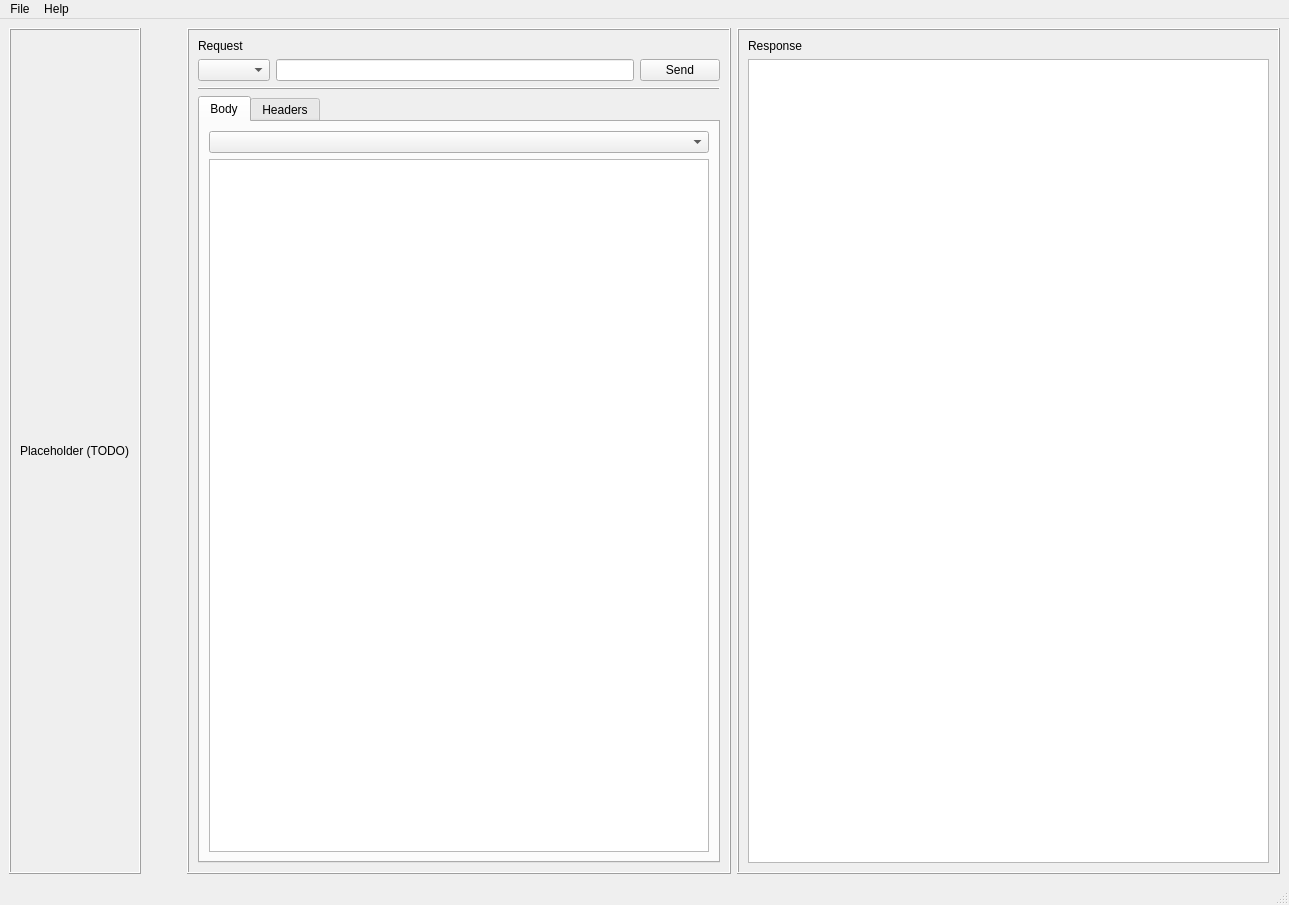
First picture: the form in res/ui/main.ui, repository DenisMedeiros/H-Req, before the edit.
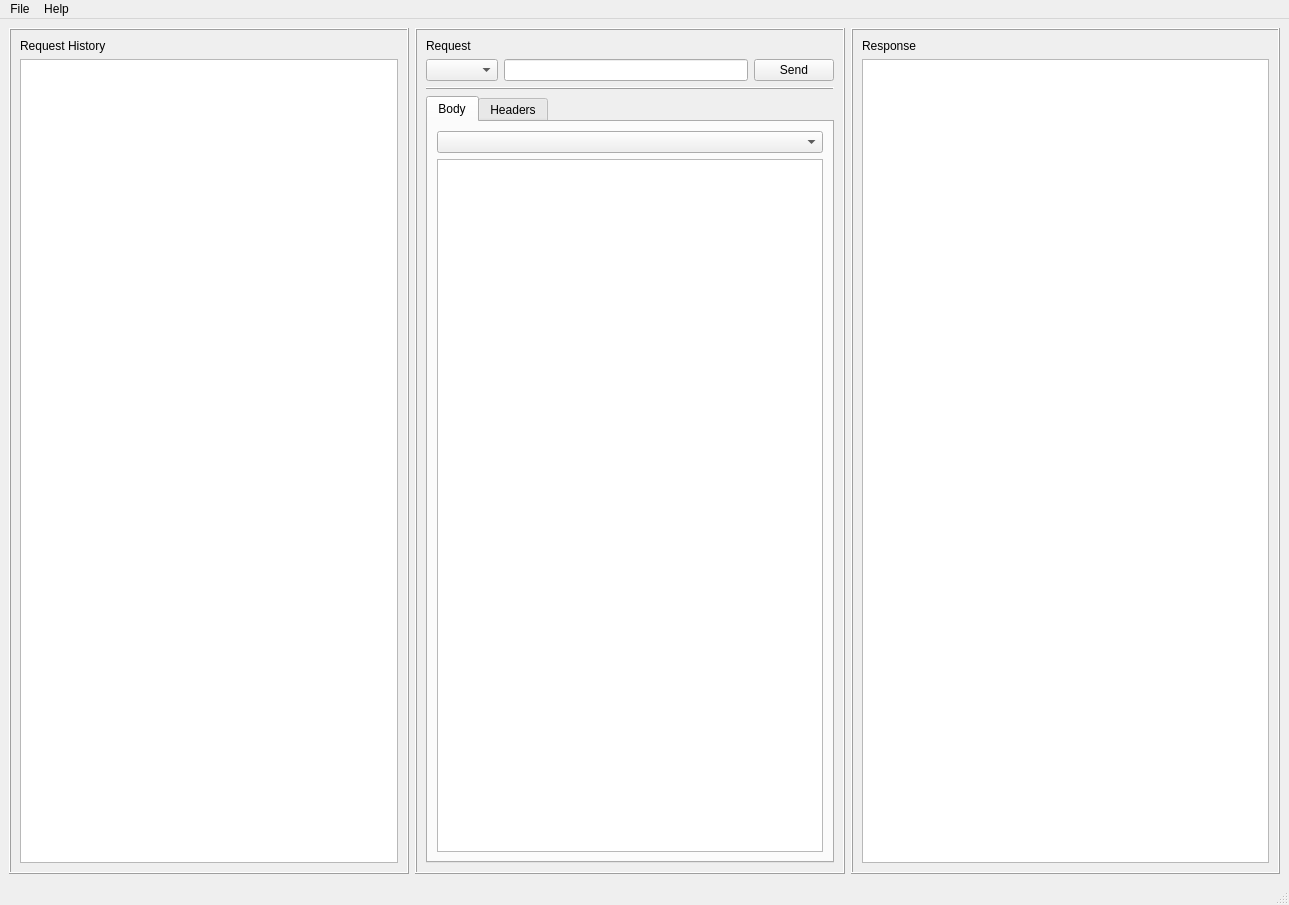
Second picture: the form after the edit.

Commit message: feat: add history of requests

The edit to the form file:
```diff
--- a/res/ui/main.ui
+++ b/res/ui/main.ui
@@ -17,38 +17,47 @@
    <layout class="QHBoxLayout" name="horizontalLayout">
     <item>
      <widget class="QFrame" name="frame1">
-      <property name="frameShape">
-       <enum>QFrame::Box</enum>
-      </property>
-      <property name="frameShadow">
-       <enum>QFrame::Raised</enum>
-      </property>
-      <layout class="QHBoxLayout" name="horizontalLayout_3">
-       <item>
-        <widget class="QLabel" name="label">
-         <property name="text">
-          <string>Placeholder (TODO)</string>
-         </property>
-        </widget>
-       </item>
-      </layout>
-     </widget>
-    </item>
-    <item>
-     <spacer name="horizontalSpacer_2">
-      <property name="orientation">
-       <enum>Qt::Horizontal</enum>
-      </property>
-      <property name="sizeType">
-       <enum>QSizePolicy::Preferred</enum>
-      </property>
-      <property name="sizeHint" stdset="0">
+      <property name="maximumSize">
        <size>
-        <width>40</width>
-        <height>20</height>
+        <width>400</width>
+        <height>16777215</height>
        </size>
       </property>
-     </spacer>
+      <property name="frameShape">
+       <enum>QFrame::Box</enum>
+      </property>
+      <property name="frameShadow">
+       <enum>QFrame::Raised</enum>
+      </property>
+      <layout class="QVBoxLayout" name="verticalLayout_6">
+       <item>
+        <layout class="QVBoxLayout" name="verticalLayout_5">
+         <item>
+          <widget class="QLabel" name="label">
+           <property name="text">
+            <string>Request History</string>
+           </property>
+          </widget>
+         </item>
+         <item>
+          <widget class="QTreeWidget" name="request_history_tree">
+           <property name="columnCount">
+            <number>1</number>
+           </property>
+           <attribute name="headerVisible">
+            <bool>false</bool>
+           </attribute>
+           <column>
+            <property name="text">
+             <string notr="true">1</string>
+            </property>
+           </column>
+          </widget>
+         </item>
+        </layout>
+       </item>
+      </layout>
+     </widget>
     </item>
     <item>
      <widget class="QFrame" name="frame2">
```
Left out of the diff: 6 changed lines with no effect on the pictures. The commit also changes 1 other file.
